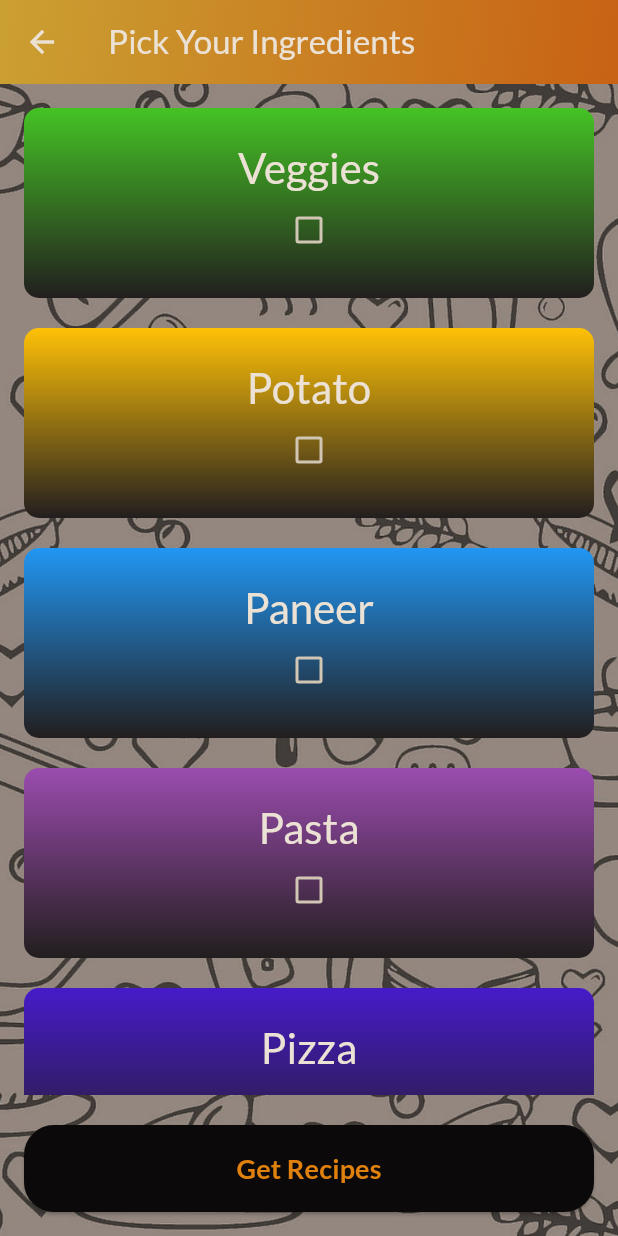
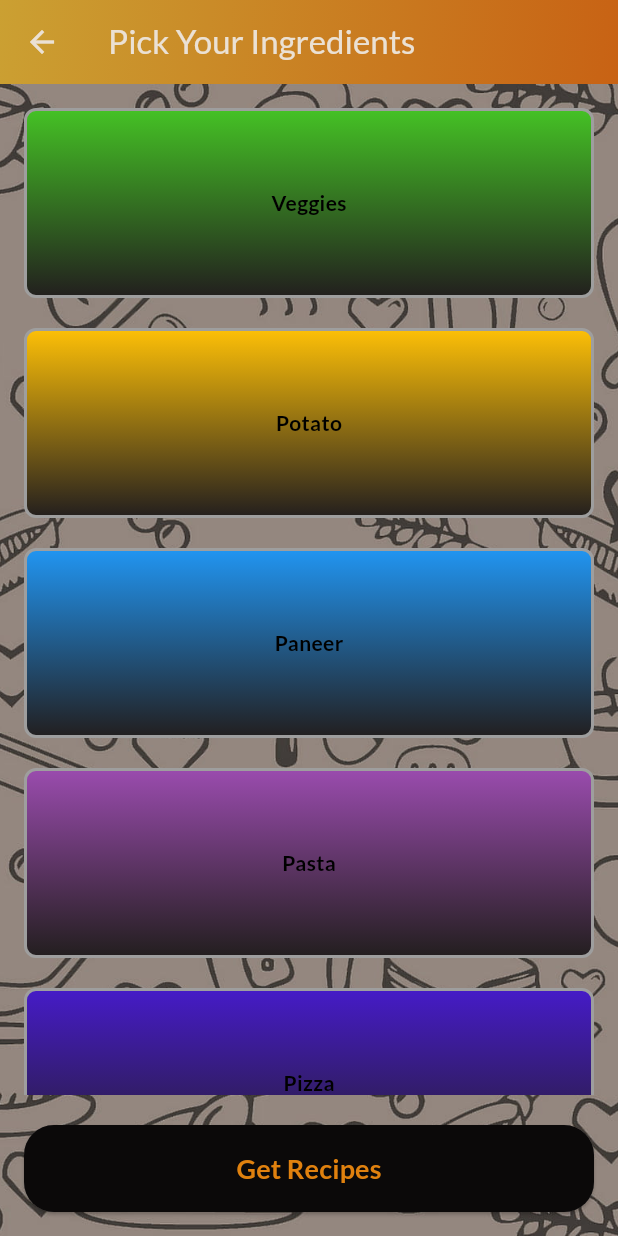
Before and after one commit to Advaithftw/mobile_chef, a Flutter app: the IngredientsScreen screen opened directly, on a phone screen of 412 x 824 dp. Run offline on Flutter 3.47's test engine with Material 3 defaults, Android fonts, the phone set to English and light mode, and no system bars; our stand-ins replace flutter_tts, google_fonts, shared_preferences; accounts and stored records are empty.

Commit message:
Gridview bug fixed

```diff
--- a/lib/ingredient_griditem.dart
+++ b/lib/ingredient_griditem.dart
@@ -1,64 +1,45 @@
 import 'package:flutter/material.dart';
 import 'package:mobile_chef/ingredient.dart';
 
-class IngredientGridItem extends StatefulWidget {
+class IngredientGridItem extends StatelessWidget {
   final Ingredient ingredient;
+  final bool isSelected;
   final Function(bool, Ingredient) onSelected;
 
   const IngredientGridItem({
     Key? key,
     required this.ingredient,
+    required this.isSelected,
     required this.onSelected,
   }) : super(key: key);
-
-  @override
-  _IngredientGridItemState createState() => _IngredientGridItemState();
-}
-
-class _IngredientGridItemState extends State<IngredientGridItem> {
-  bool isSelected = false;
 
   @override
   Widget build(BuildContext context) {
     return GestureDetector(
       onTap: () {
-        setState(() {
-          isSelected = !isSelected;
-        });
-        widget.onSelected(isSelected, widget.ingredient);
+        onSelected(!isSelected, ingredient);
       },
       child: Container(
         decoration: BoxDecoration(
           gradient: LinearGradient(
-            colors: widget.ingredient.gradientColors,
+            colors: ingredient.gradientColors,
             begin: Alignment.topCenter,
             end: Alignment.bottomCenter,
           ),
+          borderRadius: BorderRadius.circular(8.0),
           border: Border.all(
-            color: isSelected ? const Color.fromARGB(255, 0, 0, 0) : Colors.transparent,
+            color: isSelected ? Colors.orange : Colors.grey,
             width: 2.0,
           ),
-          borderRadius: BorderRadius.circular(10.0),
         ),
-        child: Column(
-          mainAxisAlignment: MainAxisAlignment.center,
-          children: [
-            Text(
-              widget.ingredient.title,
-              style: Theme.of(context).textTheme.headlineMedium!.copyWith(
-                    color: Theme.of(context).colorScheme.onSurface,
-                  ),
+        child: Center(
+          child: Text(
+            ingredient.title,
+            style: TextStyle(
+              color: isSelected ? Colors.white : Colors.black,
+              fontWeight: FontWeight.bold,
             ),
-            Checkbox(
-              value: isSelected,
-              onChanged: (bool? value) {
-                setState(() {
-                  isSelected = value ?? false;
-                });
-                widget.onSelected(isSelected, widget.ingredient);
-              },
-            ),
-          ],
+          ),
         ),
       ),
     );
--- a/lib/recipescreen.dart
+++ b/lib/recipescreen.dart
@@ -62,7 +62,7 @@
             ),
           ),
         ),
-        title: Text("Recipe Screen"),
+        title: Text(widget.recipe.name),
         actions: [
           IconButton(
             icon: Icon(
```
Also changed, not shown: lib/ingredients.dart (+11 -5 lines).
